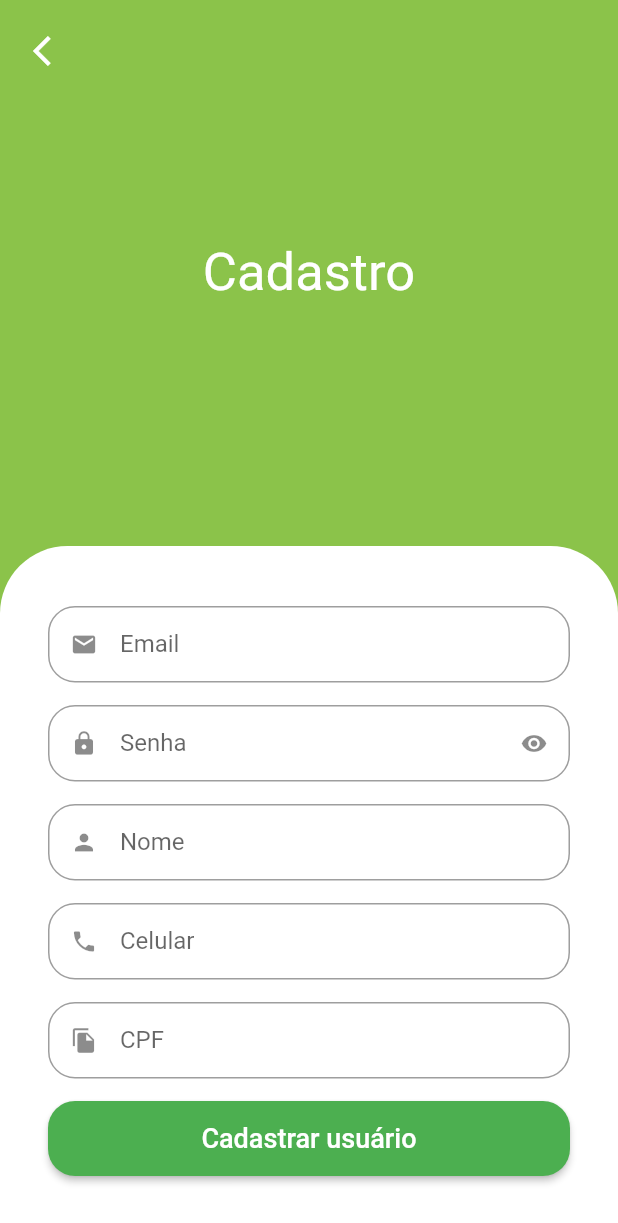
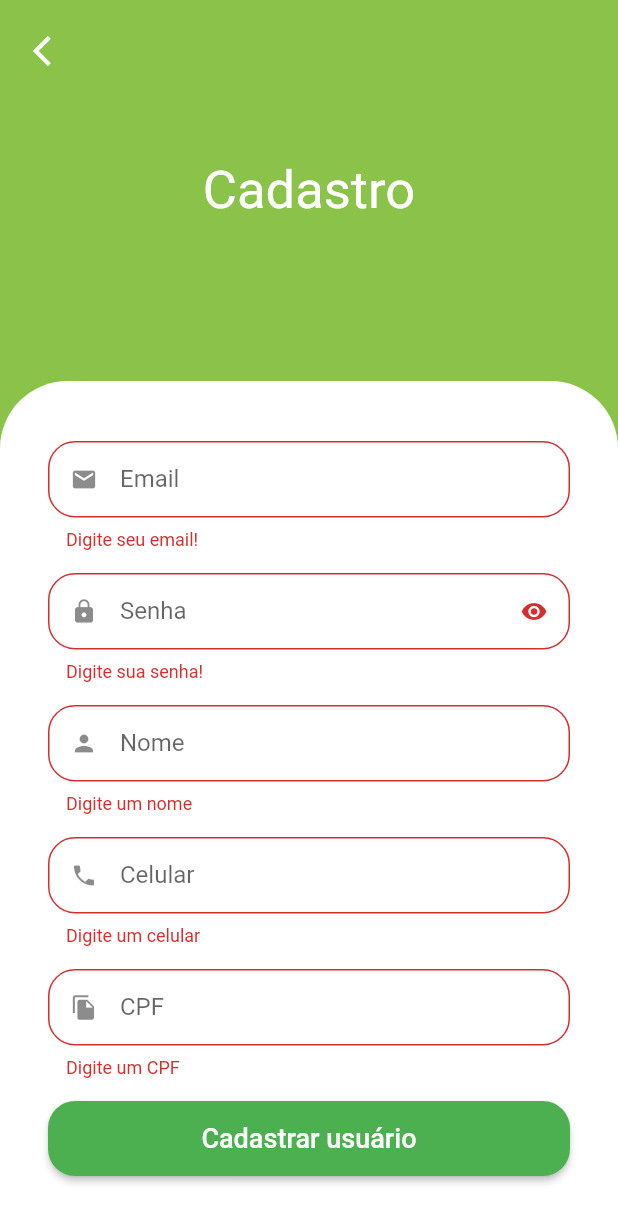
Before and after one commit to lucasanbe/quitanda-virtual, a Flutter app: the SignUpScreen screen opened by its route, after a tap on "Cadastrar usuário", on a phone screen of 412 x 824 dp. Shown: the top 1223 px of the screen. Run offline on Flutter 3.47's test engine with Material 2 defaults, Android fonts, the phone set to English and light mode, and no system bars; our stand-ins replace animated_text_kit, dio, flutter_secure_storage, fluttertoast, freezed_annotation, get and 3 more; missing offline and left inert: add_to_cart_animation; accounts and stored records are empty.

Commit message:
validando informações de cadastro e tornando funcional o cadastro de um novo usuário

```diff
--- a/lib/src/pages/auth/repository/auth_errors.dart
+++ b/lib/src/pages/auth/repository/auth_errors.dart
@@ -2,8 +2,19 @@ String authErrorsString(String? code) {
   switch (code) {
     case 'INVALID_CREDENTIALS':
       return 'Email e/ou senha inválidos';
+
     case 'Invalid session token':
       return 'Token inválido';
+
+    case 'INVALID_FULLNAME':
+      return 'Ocorreu um erro ao cadastrar o usuário: Nome inválido';
+
+    case 'INVALID_PHONE':
+      return 'Ocorreu um erro ao cadastrar o usuário: Celular inválido';
+
+    case 'INVALID_CPF':
+      return 'Ocorreu um erro ao cadastrar o usuário: CPF inválido';
+
     default:
       return 'Um erro indefinido ocorreu';
   }
--- a/lib/src/pages/auth/views/sign_up_screen.dart
+++ b/lib/src/pages/auth/views/sign_up_screen.dart
@@ -1,7 +1,11 @@
 import 'package:flutter/material.dart';
+import 'package:get/get.dart';
+import 'package:greengrocer/src/pages/auth/controller/auth_controller.dart';
 import 'package:greengrocer/src/pages/common_widgets/custom_text_field.dart';
 import 'package:greengrocer/src/config/custom_colors.dart';
 import 'package:mask_text_input_formatter/mask_text_input_formatter.dart';
+
+import '../../../services/validators.dart';
 
 class SignUpScreen extends StatelessWidget {
   SignUpScreen({super.key});
@@ -18,6 +22,9 @@ class SignUpScreen extends StatelessWidget {
       '#': RegExp(r'[0-9]'),
     },
   );
+
+  final _formKey = GlobalKey<FormState>();
+  final authController = Get.find<AuthController>();
 
   @override
   Widget build(BuildContext context) {
@@ -50,48 +57,87 @@ class SignUpScreen extends StatelessWidget {
                         top: Radius.circular(45),
                       ),
                     ),
+                    child: Form(
+                      key: _formKey,
                       child: Column(
                         crossAxisAlignment: CrossAxisAlignment.stretch,
                         children: [
-                        const CustomTextField(
+                          CustomTextField(
                             icon: Icons.email,
                             label: 'Email',
+                            onSaved: (value) {
+                              authController.user.email = value;
+                            },
+                            validator: emailValidator,
+                            textInputType: TextInputType.emailAddress,
                           ),
-                        const CustomTextField(
+                          CustomTextField(
                             icon: Icons.lock,
                             label: 'Senha',
+                            onSaved: (value) {
+                              authController.user.password = value;
+                            },
+                            validator: passwordValidator,
                             isSecret: true,
                           ),
-                        const CustomTextField(
+                          CustomTextField(
                             icon: Icons.person,
+                            onSaved: (value) {
+                              authController.user.name = value;
+                            },
                             label: 'Nome',
+                            validator: nameValidator,
                           ),
                           CustomTextField(
                             icon: Icons.phone,
                             label: 'Celular',
+                            onSaved: (value) {
+                              authController.user.phone = value;
+                            },
+                            textInputType: TextInputType.phone,
                             inputFormatters: [phoneFormatter],
+                            validator: phoneValidator,
                           ),
                           CustomTextField(
                             icon: Icons.file_copy,
                             label: 'CPF',
+                            onSaved: (value) {
+                              authController.user.cpf = value;
+                            },
+                            textInputType: TextInputType.number,
                             inputFormatters: [cpfFormatter],
+                            validator: cpfValidator,
                           ),
                           SizedBox(
                               height: 50,
-                          child: ElevatedButton(
+                              child: Obx(() {
+                                return ElevatedButton(
                                   style: ElevatedButton.styleFrom(
                                     shape: RoundedRectangleBorder(
                                       borderRadius: BorderRadius.circular(18),
                                     ),
                                   ),
-                            onPressed: () {},
-                            child: const Text(
+                                  onPressed: authController.isLoading.value
+                                      ? null
+                                      : () {
+                                          FocusScope.of(context).unfocus();
+                                          if (_formKey.currentState!
+                                              .validate()) {
+                                            _formKey.currentState!.save();
+
+                                            authController.signUp();
+                                          }
+                                        },
+                                  child: authController.isLoading.value
+                                      ? const CircularProgressIndicator()
+                                      : const Text(
                                           'Cadastrar usuário',
                                           style: TextStyle(fontSize: 18),
                                         ),
+                                );
+                              }))
+                        ],
                       ),
-                        )
-                      ],
                     ),
                   )
                 ],
--- a/lib/src/pages/common_widgets/custom_text_field.dart
+++ b/lib/src/pages/common_widgets/custom_text_field.dart
@@ -9,7 +9,9 @@ class CustomTextField extends StatefulWidget {
   final String? initialValue;
   final bool readOnly;
   final String? Function(String?)? validator;
+  final void Function(String?)? onSaved;
   final TextEditingController? controller;
+  final TextInputType? textInputType;
 
   const CustomTextField({
     Key? key,
@@ -20,7 +22,9 @@ class CustomTextField extends StatefulWidget {
     this.initialValue,
     this.readOnly = false,
     this.validator,
+    this.onSaved,
     this.controller,
+    this.textInputType,
   }) : super(key: key);
 
   @override
@@ -47,6 +51,8 @@ class _CustomTextFieldState extends State<CustomTextField> {
         inputFormatters: widget.inputFormatters,
         obscureText: isObscure,
         validator: widget.validator,
+        onSaved: widget.onSaved,
+        keyboardType: widget.textInputType,
         decoration: InputDecoration(
           prefixIcon: Icon(widget.icon),
           suffixIcon: widget.isSecret
--- a/lib/src/pages/profile/profile_tab.dart
+++ b/lib/src/pages/profile/profile_tab.dart
@@ -1,4 +1,5 @@
 import 'package:flutter/material.dart';
+import 'package:greengrocer/src/pages/auth/controller/auth_controller.dart';
 import 'package:greengrocer/src/pages/common_widgets/custom_text_field.dart';
 import 'package:greengrocer/src/config/app_data.dart' as app_data;
 
@@ -9,6 +10,8 @@ class ProfileTab extends StatefulWidget {
   State<ProfileTab> createState() => _ProfileTabState();
 }
 
+final AuthController authController = AuthController();
+
 class _ProfileTabState extends State<ProfileTab> {
   @override
   Widget build(BuildContext context) {
@@ -17,7 +20,9 @@ class _ProfileTabState extends State<ProfileTab> {
         title: const Text('Perfil do usuário'),
         actions: [
           IconButton(
-            onPressed: () {},
+            onPressed: () {
+              authController.signOut();
+            },
             icon: const Icon(Icons.logout),
           ),
         ],
--- /dev/null
+++ b/lib/src/services/validators.dart
@@ -0,0 +1,50 @@
+import 'package:get/get.dart';
+
+String? emailValidator(String? email) {
+  if (email == null || email.isEmpty) {
+    return 'Digite seu email!';
+  }
+
+  if (!email.isEmail) return 'Digite um email válido!';
+
+  return null;
+}
+
+String? passwordValidator(password) {
+  if (password == null || password.isEmpty) {
+    return 'Digite sua senha!';
+  }
+  if (password.length < 7) {
+    return 'Digite uma senha com pelo menos 7 caracteres';
+  }
+  return null;
+}
+
+String? nameValidator(String? name) {
+  if (name == null || name.isEmpty) {
+    return 'Digite um nome';
+  }
+  final names = name.split(' ');
+
+  if (names.length == 1) return 'Digite seu nome completo';
+
+  return null;
+}
+
+String? phoneValidator(String? phone) {
+  if (phone == null || phone.isEmpty) {
+    return 'Digite um celular';
+  }
+  if (phone.length < 14 || !phone.isPhoneNumber) {
+    return 'Digite um número válido!';
+  }
+  return null;
+}
+
+String? cpfValidator(String? cpf) {
+  if (cpf == null || cpf.isEmpty) {
+    return 'Digite um CPF';
+  }
+  if (!cpf.isCpf) return 'Digite um CPF válido!';
+  return null;
+}
```
Also changed, not shown: lib/src/pages/auth/controller/auth_controller.dart (+21 -0 lines), lib/src/pages/auth/repository/auth_repository.dart (+19 -12 lines), lib/src/pages/auth/views/sign_in_screen.dart (+3 -21 lines). Lines whose indentation alone changed are shown as unchanged.
